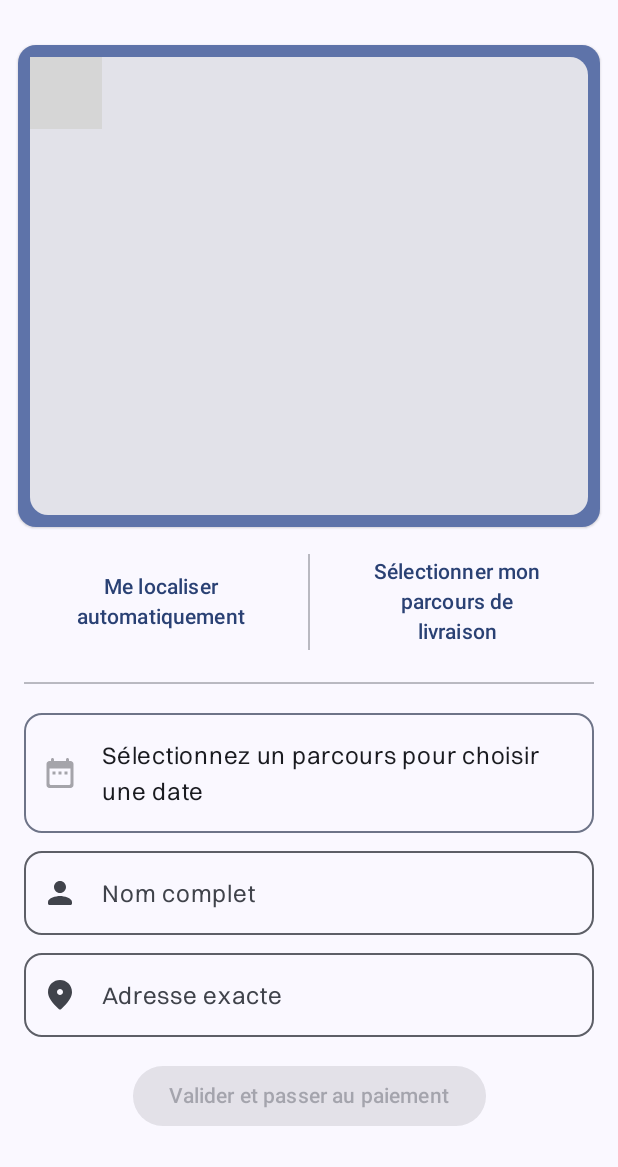
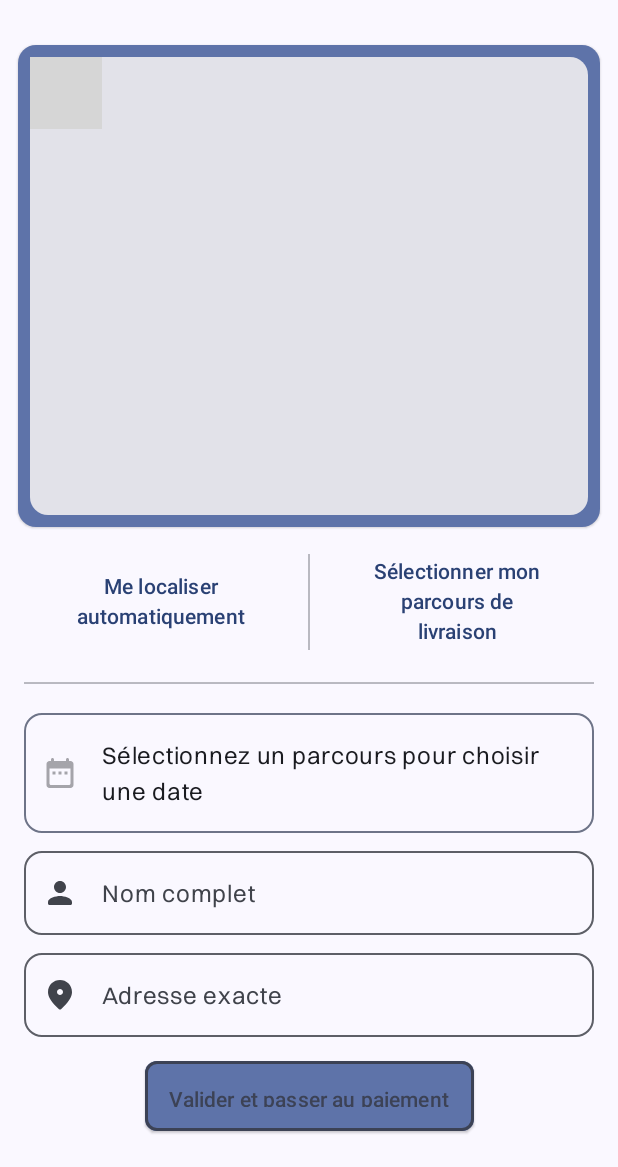
Before and after one commit to MarchalTommy/La_Fromagerie, an Android app built with Jetpack Compose: the DeliveryOptionScreen screen opened through its navigation route, on a phone screen of 412 x 824 dp, the part 69-1236 px from its top. Run offline under Robolectric (Android 15) with nearby library versions, the phone set to English and light mode, and no system bars; libraries missing offline, so code that uses them is left out: com.mapbox.android, com.mapbox.common, com.mapbox.geojson, com.mapbox.maps; Roboto replaces fonts that are not available here; 9 statements that could not run were skipped; grey boxes are pictures that could not be loaded.

Commit message:
* Continued Delivery options: - Updated button UI

```diff
--- a/checkout/presentation/src/main/java/com/mtdevelopment/checkout/presentation/screen/DeliveryOptionScreen.kt
+++ b/checkout/presentation/src/main/java/com/mtdevelopment/checkout/presentation/screen/DeliveryOptionScreen.kt
@@ -4,16 +4,22 @@ import android.annotation.SuppressLint
 import android.location.Geocoder
 import android.location.Geocoder.GeocodeListener
 import android.os.Build
+import androidx.compose.foundation.BorderStroke
 import androidx.compose.foundation.layout.Column
+import androidx.compose.foundation.layout.PaddingValues
 import androidx.compose.foundation.layout.fillMaxSize
 import androidx.compose.foundation.layout.padding
+import androidx.compose.foundation.shape.RoundedCornerShape
 import androidx.compose.material.icons.Icons
 import androidx.compose.material.icons.rounded.Person
 import androidx.compose.material.icons.rounded.Place
 import androidx.compose.material3.Button
+import androidx.compose.material3.ButtonColors
+import androidx.compose.material3.ButtonDefaults
 import androidx.compose.material3.ExperimentalMaterial3Api
 import androidx.compose.material3.HorizontalDivider
 import androidx.compose.material3.Icon
+import androidx.compose.material3.MaterialTheme
 import androidx.compose.material3.Surface
 import androidx.compose.material3.Text
 import androidx.compose.runtime.Composable
@@ -254,9 +260,22 @@ fun DeliveryOptionScreen(
                 Icon(Icons.Rounded.Place, "")
             }
 
-            Button(
-                modifier = Modifier.align(Alignment.CenterHorizontally).padding(16.dp),
-                enabled = userNameFieldText.value.isNotBlank() && userAddressFieldText.value.isNotBlank() && dateFieldText.value.isNotBlank(),
+            Button(modifier = Modifier
+                .align(Alignment.CenterHorizontally)
+                .padding(16.dp),
+                contentPadding = PaddingValues(16.dp),
+                border = BorderStroke(
+                    width = 2.dp,
+                    color = MaterialTheme.colorScheme.secondary
+                ),
+                colors = ButtonColors(
+                    containerColor = MaterialTheme.colorScheme.primaryContainer,
+                    contentColor = MaterialTheme.colorScheme.secondary,
+                    disabledContainerColor = MaterialTheme.colorScheme.primaryContainer,
+                    disabledContentColor = MaterialTheme.colorScheme.secondary
+                ),
+                elevation = ButtonDefaults.elevatedButtonElevation(),
+                shape = RoundedCornerShape(8.dp),
                 onClick = {
                     checkoutViewModel?.setUserInfo(
                         UserInfo(
@@ -264,10 +283,9 @@ fun DeliveryOptionScreen(
                             userAddressFieldText.value
                         )
                     )
-                },
-                content = {
-                    Text("Valider et passer au paiement")
-                })
+                }) {
+                Text("Valider et passer au paiement")
+            }
         }
 
         if (datePickerVisibility.value) {
```
